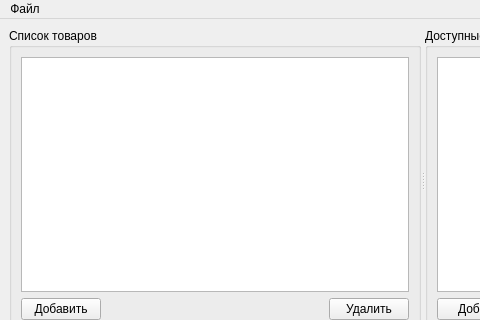
Old version of the form forms/mainwindow.ui in the repository vnetserg/GenAlg; both pictures show x 0 to 480 and y 0 to 320 of the 654 by 439 pixel window.
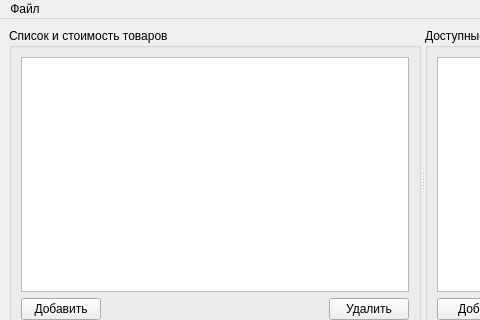
New version of the form.

Commit message: Доделал список товаров

```diff
--- a/forms/mainwindow.ui
+++ b/forms/mainwindow.ui
@@ -25,7 +25,7 @@
       </property>
       <widget class="QGroupBox" name="groupBox">
        <property name="title">
-        <string>Список товаров</string>
+        <string>Список и стоимость товаров</string>
        </property>
        <layout class="QGridLayout" name="gridLayout_2">
         <item row="1" column="2">
```
Left out of the diff: 17 changed lines with no effect on the pictures. The commit also changes 5 other files.
